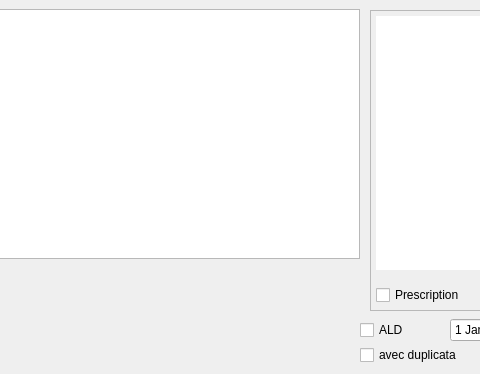
ukinoki/Rufus, file Dialogs/dlg_impressions.ui: the form before one commit; both pictures show x 390 to 870 and y 0 to 374 of the 1340 by 374 pixel window.
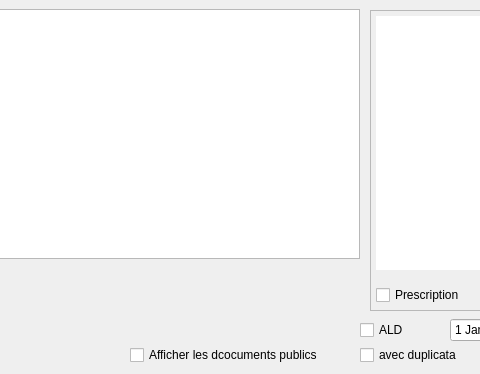
The form after the commit. Icons and pictures are not drawn. Custom widgets are drawn as their Qt base class.

The edit to the form file:
```diff
--- a/Dialogs/dlg_impressions.ui
+++ b/Dialogs/dlg_impressions.ui
@@ -382,6 +382,22 @@
     </property>
    </widget>
   </widget>
+  <widget class="QCheckBox" name="DocsPublicscheckBox">
+   <property name="geometry">
+    <rect>
+     <x>520</x>
+     <y>345</y>
+     <width>221</width>
+     <height>20</height>
+    </rect>
+   </property>
+   <property name="text">
+    <string>Afficher les dcocuments publics</string>
+   </property>
+   <property name="checked">
+    <bool>false</bool>
+   </property>
+  </widget>
  </widget>
  <customwidgets>
   <customwidget>
```
